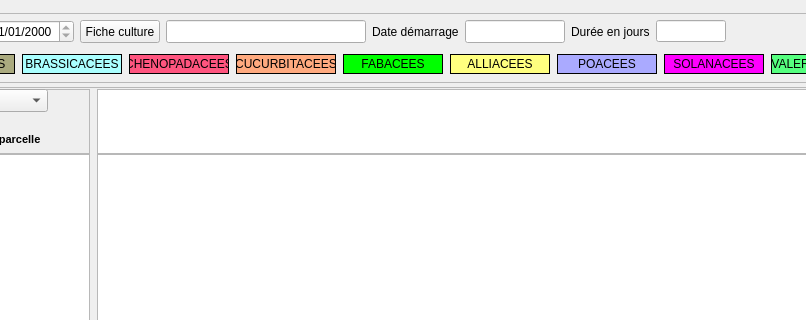
Above: dialogs/planning.ui from Znephf/libreJardin before the change; both pictures show x 206 to 1012 and y 0 to 320 of the 1202 by 711 pixel window. Below: the same form after it.
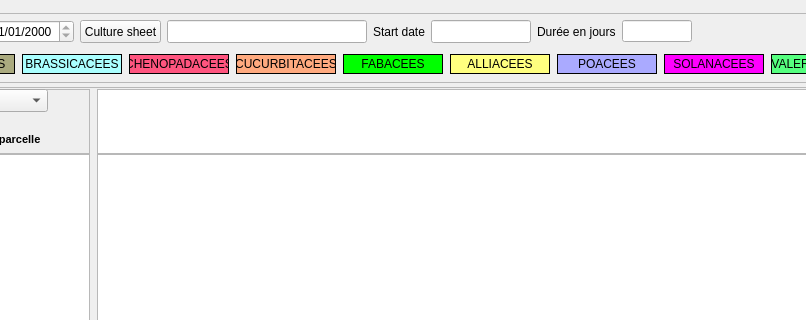
That is the form after the change. Icons and pictures are not drawn.

What changed in the file:
```diff
--- a/dialogs/planning.ui
+++ b/dialogs/planning.ui
@@ -203,7 +203,7 @@
              <string>Afficher la fiche culture correspondante à la parcelle</string>
             </property>
             <property name="text">
-             <string>Fiche culture</string>
+             <string>Culture sheet</string>
             </property>
             <property name="icon">
              <iconset resource="../openjardin.qrc">
@@ -245,7 +245,7 @@
              </size>
             </property>
             <property name="text">
-             <string>Date démarrage</string>
+             <string>Start date</string>
             </property>
            </widget>
           </item>
```
Left out of the diff: 4 changed lines with no effect on the pictures.
